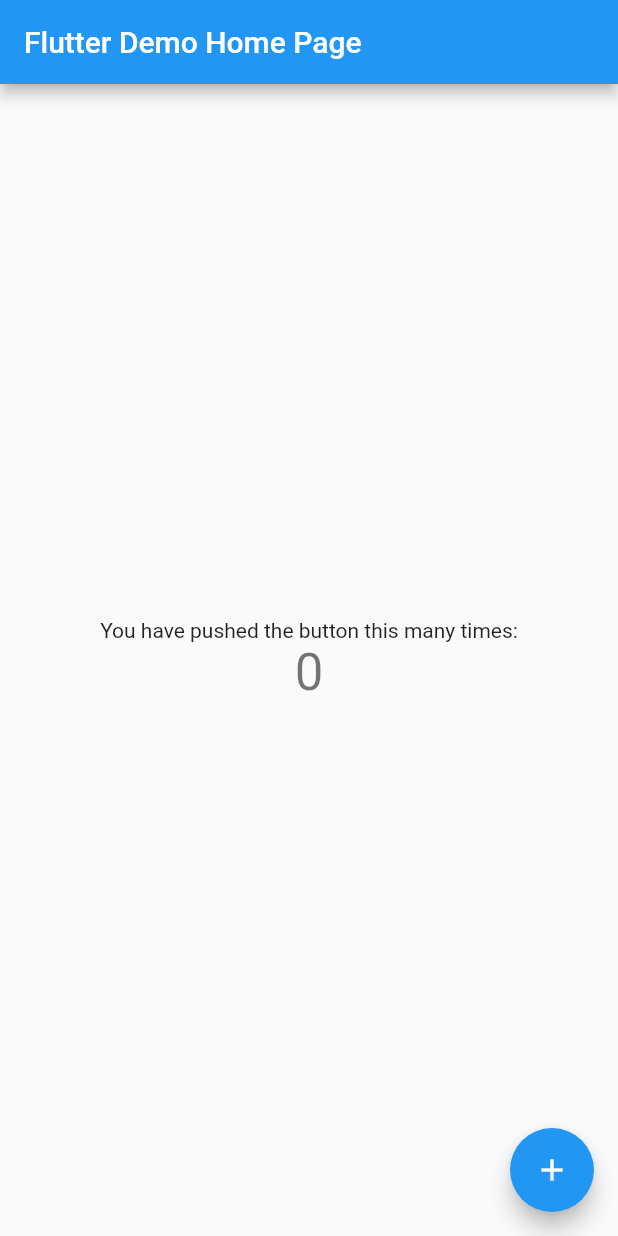
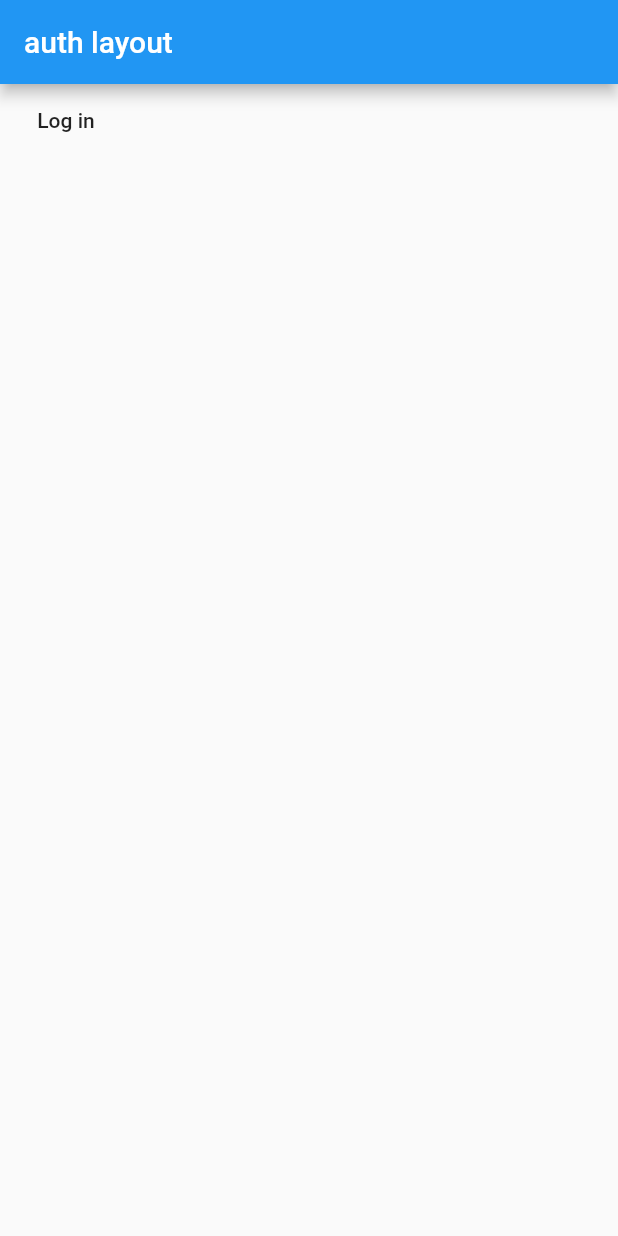
Before and after one commit to PierreTurnbull/liquivote-client, a Flutter app: the screen it shows after launch, on a phone screen of 412 x 824 dp. Run offline on Flutter 3.47's test engine with Material 2 defaults, Android fonts, the phone set to English and light mode, and no system bars.

Commit message:
Basic structure with AuthLayout and HomeLayout.

```diff
--- /dev/null
+++ b/lib/layouts/auth_layout.dart
@@ -0,0 +1,20 @@
+import 'package:flutter/material.dart';
+import 'package:liquivote/providers/auth_provider.dart';
+import 'package:provider/provider.dart';
+
+class AuthLayout extends StatelessWidget {
+  @override
+  Widget build(BuildContext context) {
+    return Scaffold(
+      appBar: AppBar(
+        title: Text('auth layout')
+      ),
+      body: FlatButton(
+        child: Text('Log in'),
+        onPressed: () {
+          Provider.of<AuthProvider>(context, listen: false).login();
+        },
+      )
+    );
+  }
+}
--- a/lib/main.dart
+++ b/lib/main.dart
@@ -1,4 +1,8 @@
 import 'package:flutter/material.dart';
+import 'package:liquivote/layouts/auth_layout.dart';
+import 'package:liquivote/layouts/home_layout.dart';
+import 'package:liquivote/providers/auth_provider.dart';
+import 'package:provider/provider.dart';
 
 void main() => runApp(MyApp());
 
@@ -6,8 +10,13 @@ class MyApp extends StatelessWidget {
   // This widget is the root of your application.
   @override
   Widget build(BuildContext context) {
-    return MaterialApp(
-      title: 'Flutter Demo',
+    return MultiProvider(
+      providers: [
+        ChangeNotifierProvider(create: (_) => AuthProvider()),
+      ],
+      child: Consumer<AuthProvider>(
+        builder: (ctx, authProvider, _) => MaterialApp(
+          title: 'LiquiVote',
           theme: ThemeData(
             // This is the theme of your application.
             //
@@ -20,92 +29,96 @@ class MyApp extends StatelessWidget {
             // is not restarted.
             primarySwatch: Colors.blue,
           ),
-      home: MyHomePage(title: 'Flutter Demo Home Page'),
+          home: authProvider.isAuthenticated
+            ? HomeLayout()
+            : AuthLayout()
+        )
+      )
     );
   }
 }
 
-class MyHomePage extends StatefulWidget {
-  MyHomePage({Key key, this.title}) : super(key: key);
+// class MyHomePage extends StatefulWidget {
+//   MyHomePage({Key key, this.title}) : super(key: key);
 
-  // This widget is the home page of your application. It is stateful, meaning
-  // that it has a State object (defined below) that contains fields that affect
-  // how it looks.
+//   // This widget is the home page of your application. It is stateful, meaning
+//   // that it has a State object (defined below) that contains fields that affect
+//   // how it looks.
 
-  // This class is the configuration for the state. It holds the values (in this
-  // case the title) provided by the parent (in this case the App widget) and
-  // used by the build method of the State. Fields in a Widget subclass are
-  // always marked "final".
+//   // This class is the configuration for the state. It holds the values (in this
+//   // case the title) provided by the parent (in this case the App widget) and
+//   // used by the build method of the State. Fields in a Widget subclass are
+//   // always marked "final".
 
-  final String title;
+//   final String title;
 
-  @override
-  _MyHomePageState createState() => _MyHomePageState();
-}
+//   @override
+//   _MyHomePageState createState() => _MyHomePageState();
+// }
 
-class _MyHomePageState extends State<MyHomePage> {
-  int _counter = 0;
+// class _MyHomePageState extends State<MyHomePage> {
+//   int _counter = 0;
 
-  void _incrementCounter() {
-    setState(() {
-      // This call to setState tells the Flutter framework that something has
-      // changed in this State, which causes it to rerun the build method below
-      // so that the display can reflect the updated values. If we changed
-      // _counter without calling setState(), then the build method would not be
-      // called again, and so nothing would appear to happen.
-      _counter++;
-    });
-  }
+//   void _incrementCounter() {
+//     setState(() {
+//       // This call to setState tells the Flutter framework that something has
+//       // changed in this State, which causes it to rerun the build method below
+//       // so that the display can reflect the updated values. If we changed
+//       // _counter without calling setState(), then the build method would not be
+//       // called again, and so nothing would appear to happen.
+//       _counter++;
+//     });
+//   }
 
-  @override
-  Widget build(BuildContext context) {
-    // This method is rerun every time setState is called, for instance as done
-    // by the _incrementCounter method above.
-    //
-    // The Flutter framework has been optimized to make rerunning build methods
-    // fast, so that you can just rebuild anything that needs updating rather
-    // than having to individually change instances of widgets.
-    return Scaffold(
-      appBar: AppBar(
-        // Here we take the value from the MyHomePage object that was created by
-        // the App.build method, and use it to set our appbar title.
-        title: Text(widget.title),
-      ),
-      body: Center(
-        // Center is a layout widget. It takes a single child and positions it
-        // in the middle of the parent.
-        child: Column(
-          // Column is also a layout widget. It takes a list of children and
-          // arranges them vertically. By default, it sizes itself to fit its
-          // children horizontally, and tries to be as tall as its parent.
-          //
-          // Invoke "debug painting" (press "p" in the console, choose the
-          // "Toggle Debug Paint" action from the Flutter Inspector in Android
-          // Studio, or the "Toggle Debug Paint" command in Visual Studio Code)
-          // to see the wireframe for each widget.
-          //
-          // Column has various properties to control how it sizes itself and
-          // how it positions its children. Here we use mainAxisAlignment to
-          // center the children vertically; the main axis here is the vertical
-          // axis because Columns are vertical (the cross axis would be
-          // horizontal).
-          mainAxisAlignment: MainAxisAlignment.center,
-          children: <Widget>[
-            Text(
-              'You have pushed the button this many times:',
-            ),
-            Text(
-              '$_counter',
-              style: Theme.of(context).textTheme.display1,
-            ),
-          ],
-        ),
-      ),
-      floatingActionButton: FloatingActionButton(
-        onPressed: _incrementCounter,
-        tooltip: 'Increment',
-        child: Icon(Icons.add),
-      ), // This trailing comma makes auto-formatting nicer for build methods.
-    );
-  }
-}
+//   @override
+//   Widget build(BuildContext context) {
+//     // This method is rerun every time setState is called, for instance as done
+//     // by the _incrementCounter method above.
+//     //
+//     // The Flutter framework has been optimized to make rerunning build methods
+//     // fast, so that you can just rebuild anything that needs updating rather
+//     // than having to individually change instances of widgets.
+//     return Scaffold(
+//       appBar: AppBar(
+//         // Here we take the value from the MyHomePage object that was created by
+//         // the App.build method, and use it to set our appbar title.
+//         title: Text(widget.title),
+//       ),
+//       body: Center(
+//         // Center is a layout widget. It takes a single child and positions it
+//         // in the middle of the parent.
+//         child: Column(
+//           // Column is also a layout widget. It takes a list of children and
+//           // arranges them vertically. By default, it sizes itself to fit its
+//           // children horizontally, and tries to be as tall as its parent.
+//           //
+//           // Invoke "debug painting" (press "p" in the console, choose the
+//           // "Toggle Debug Paint" action from the Flutter Inspector in Android
+//           // Studio, or the "Toggle Debug Paint" command in Visual Studio Code)
+//           // to see the wireframe for each widget.
+//           //
+//           // Column has various properties to control how it sizes itself and
+//           // how it positions its children. Here we use mainAxisAlignment to
+//           // center the children vertically; the main axis here is the vertical
+//           // axis because Columns are vertical (the cross axis would be
+//           // horizontal).
+//           mainAxisAlignment: MainAxisAlignment.center,
+//           children: <Widget>[
+//             Text(
+//               'You have pushed the button this many times:',
+//             ),
+//             Text(
+//               '$_counter',
+//               style: Theme.of(context).textTheme.display1,
+//             ),
+//           ],
+//         ),
+//       ),
+//       floatingActionButton: FloatingActionButton(
+//         onPressed: _incrementCounter,
+//         tooltip: 'Increment',
+//         child: Icon(Icons.add),
+//       ), // This trailing comma makes auto-formatting nicer for build methods.
+//     );
+//   }
+// }
--- a/pubspec.yaml
+++ b/pubspec.yaml
@@ -17,6 +17,9 @@ environment:
   sdk: ">=2.1.0 <3.0.0"
 
 dependencies:
+  provider:
+  http:
+  shared_preferences:
   flutter:
     sdk: flutter
 
```
Also changed, not shown: lib/layouts/home_layout.dart (added, +23 -0 lines), lib/providers/auth_provider.dart (added, +157 -0 lines), pubspec.lock. Lines whose indentation alone changed are shown as unchanged.
